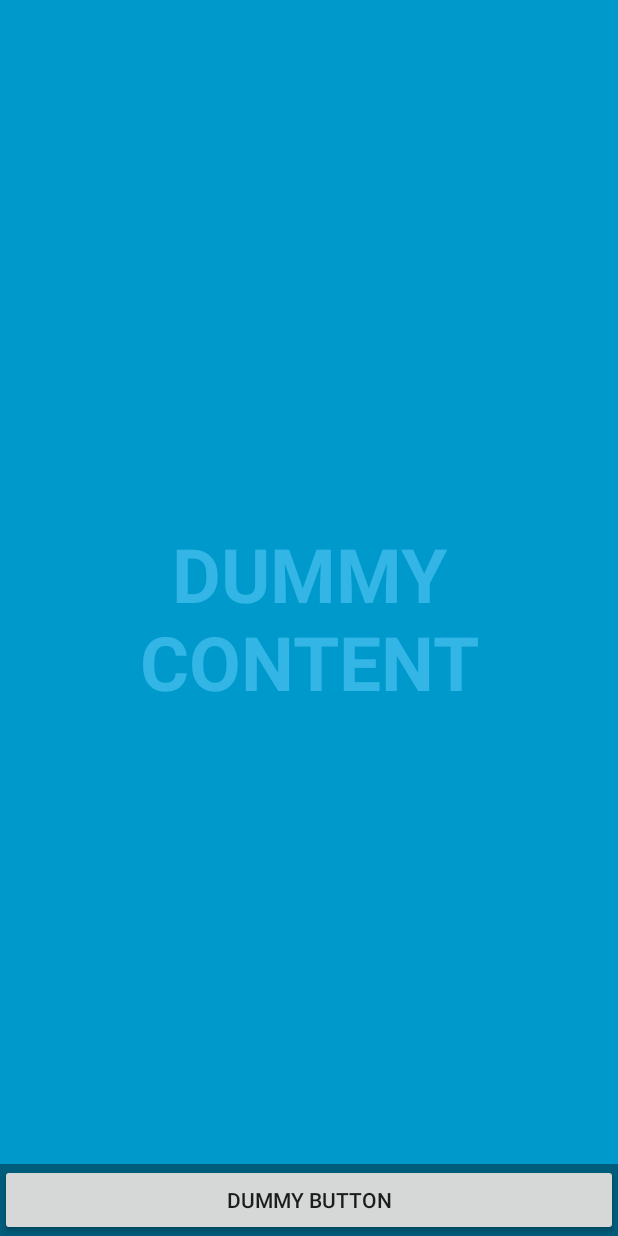
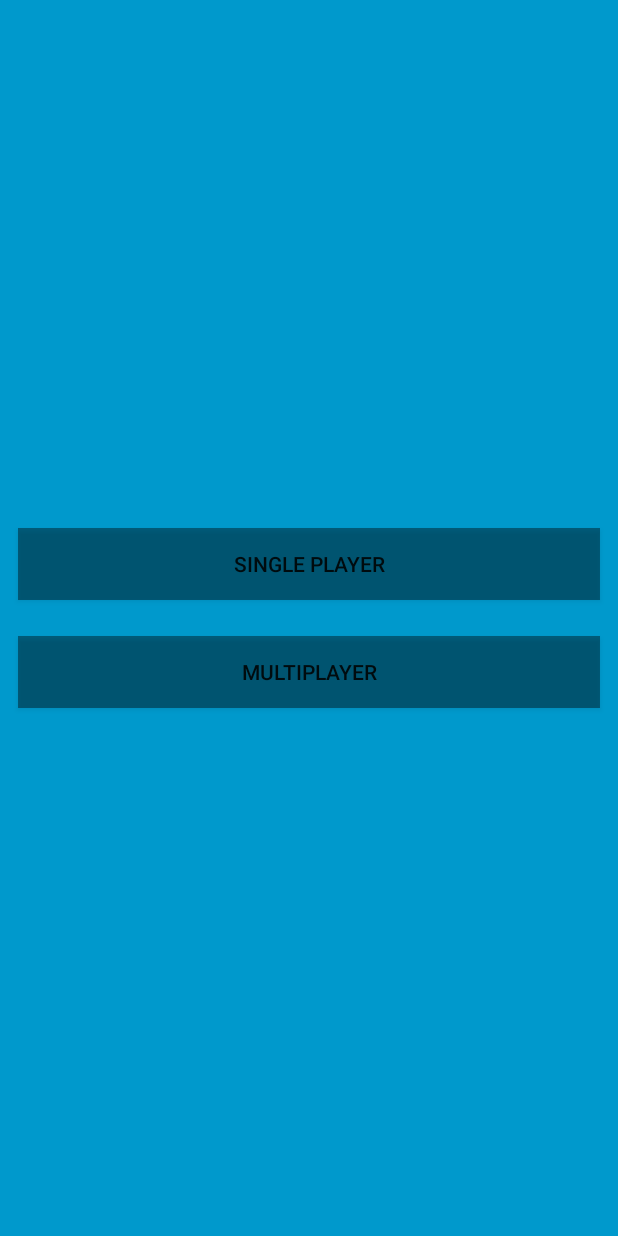
Before and after one commit to kevinvanzyl/showdown-at-high-noon, an Android app: the layout activity_main.xml on its own in the app's theme, with its tools: preview values and no code run, on a phone screen of 412 x 824 dp. Run offline under Robolectric (Android 15) with nearby library versions, the phone set to English and light mode, and no system bars.

Commit message:
Single player or multi player, splashcreen, gradle fixes

```diff
--- a/app/src/main/res/layout/activity_main.xml
+++ b/app/src/main/res/layout/activity_main.xml
@@ -2,25 +2,54 @@
     xmlns:tools="http://schemas.android.com/tools"
     android:layout_width="match_parent"
     android:layout_height="match_parent"
-    android:background="#0099cc"
-    tools:context="codes.kevinvanzyl.showdownathighnoon.MainActivity">
+    android:background="@color/blue_overlay"
+    tools:context="codes.kevinvanzyl.showdownathighnoon.activities.MainActivity">
 
     <!-- The primary full-screen view. This can be replaced with whatever view
          is needed to present your content, e.g. VideoView, SurfaceView,
          TextureView, etc. -->
-    <TextView android:id="@+id/fullscreen_content"
-        android:layout_width="match_parent"
-        android:layout_height="match_parent"
-        android:keepScreenOn="true"
-        android:textColor="#33b5e5"
-        android:textStyle="bold"
-        android:textSize="50sp"
-        android:gravity="center"
-        android:text="@string/dummy_content" />
+    <!--<TextView android:id="@+id/fullscreen_content"-->
+        <!--android:layout_width="match_parent"-->
+        <!--android:layout_height="match_parent"-->
+        <!--android:keepScreenOn="true"-->
+        <!--android:textColor="#33b5e5"-->
+        <!--android:textStyle="bold"-->
+        <!--android:textSize="50sp"-->
+        <!--android:gravity="center"-->
+        <!--android:text="@string/dummy_content" />-->
+
+    <LinearLayout android:id="@+id/fullscreen_content"
+                  android:layout_width="match_parent"
+                  android:layout_height="wrap_content"
+                  android:layout_gravity="center_vertical|center_horizontal"
+                  android:orientation="vertical">
+
+        <Button android:id="@+id/button_single_player"
+                style="?metaButtonBarButtonStyle"
+                android:background="@color/black_overlay"
+                android:layout_margin="12dp"
+                android:layout_width="match_parent"
+                android:layout_height="wrap_content"
+                android:text="@string/single_player" />
+
+        <Button android:id="@+id/button_multiplayer"
+                style="?metaButtonBarButtonStyle"
+                android:background="@color/black_overlay"
+                android:layout_margin="12dp"
+                android:layout_width="match_parent"
+                android:layout_height="wrap_content"
+                android:text="@string/multiplayer" />
+
+    </LinearLayout>
+
+
 
     <!-- This FrameLayout insets its children based on system windows using
          android:fitsSystemWindows. -->
-    <FrameLayout android:layout_width="match_parent"
+    <FrameLayout
+        android:visibility="gone"
+        android:id="@+id/fullscreen_content_controls_overlay"
+        android:layout_width="match_parent"
         android:layout_height="match_parent"
         android:fitsSystemWindows="true">
 
@@ -33,12 +62,12 @@
             android:orientation="horizontal"
             tools:ignore="UselessParent">
 
-            <Button android:id="@+id/dummy_button"
+            <Button android:id="@+id/button_control_1"
                 style="?metaButtonBarButtonStyle"
                 android:layout_width="0dp"
                 android:layout_height="wrap_content"
                 android:layout_weight="1"
-                android:text="@string/dummy_button" />
+                android:text="@string/exit" />
 
         </LinearLayout>
     </FrameLayout>
--- /dev/null
+++ b/app/src/main/res/values-v21/styles.xml
@@ -0,0 +1,16 @@
+<?xml version="1.0" encoding="utf-8"?>
+<resources>
+
+    <style name="Theme.AppCompat.Light.NoActionBar.FullScreen" parent="@style/Theme.AppCompat.Light">
+        <item name="windowNoTitle">true</item>
+        <item name="windowActionBar">false</item>
+        <item name="android:windowFullscreen">true</item>
+        <item name="android:windowContentOverlay">@null</item>
+    </style>
+
+    <!-- Splash Theme -->
+    <style name="SplashTheme" parent="Theme.AppCompat.Light.NoActionBar.FullScreen">
+        <item name="android:windowBackground">@drawable/background_duel</item>
+    </style>
+
+</resources>
--- a/app/src/main/res/values/colors.xml
+++ b/app/src/main/res/values/colors.xml
@@ -5,4 +5,5 @@
     <color name="colorAccent">#FF4081</color>
 
     <color name="black_overlay">#66000000</color>
+    <color name="blue_overlay">#0099cc</color>
 </resources>
--- a/app/src/main/res/values/strings.xml
+++ b/app/src/main/res/values/strings.xml
@@ -3,4 +3,7 @@
 
     <string name="dummy_button">Dummy Button</string>
     <string name="dummy_content">DUMMY\nCONTENT</string>
+    <string name="single_player">Single Player</string>
+    <string name="multiplayer">Multiplayer</string>
+    <string name="exit">End Game</string>
 </resources>
--- a/build.gradle
+++ b/build.gradle
@@ -7,7 +7,7 @@ buildscript {
         jcenter()
     }
     dependencies {
-        classpath 'com.android.tools.build:gradle:3.0.1'
+        classpath 'com.android.tools.build:gradle:3.1.3'
 
 
         // NOTE: Do not place your application dependencies here; they belong
```
Also changed, not shown: app/build.gradle (+2 -5 lines), app/src/main/AndroidManifest.xml (+13 -4 lines), app/src/main/java/codes/kevinvanzyl/showdownathighnoon/activities/MainActivity.java (renamed from app/src/main/java/codes/kevinvanzyl/showdownathighnoon/MainActivity.java, +16 -3 lines), app/src/main/java/codes/kevinvanzyl/showdownathighnoon/activities/SplashScreenActivity.java (added, +48 -0 lines), app/src/main/res/layout/page_splash_screen.xml (added, +10 -0 lines), app/src/main/res/drawable/background_duel.jpg (added), app/src/main/res/drawable/background_duel.png (deleted), gradle/wrapper/gradle-wrapper.properties.
